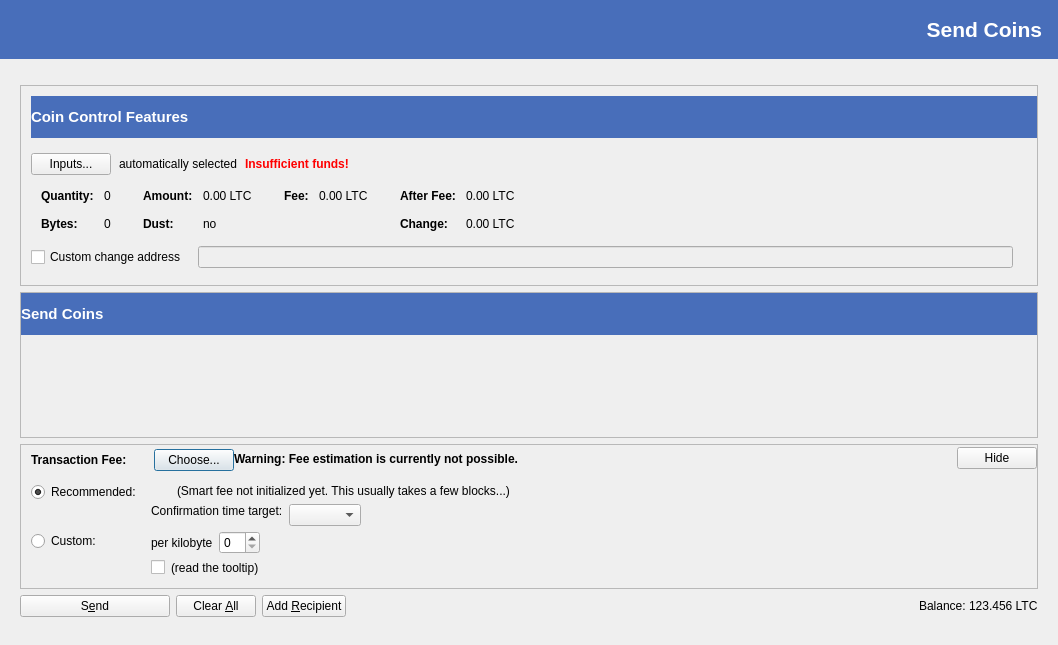
This is src/qt/forms/sendcoinsdialog.ui in deeponion/deeponion as Qt 5 draws it before an edit. The edited form follows.
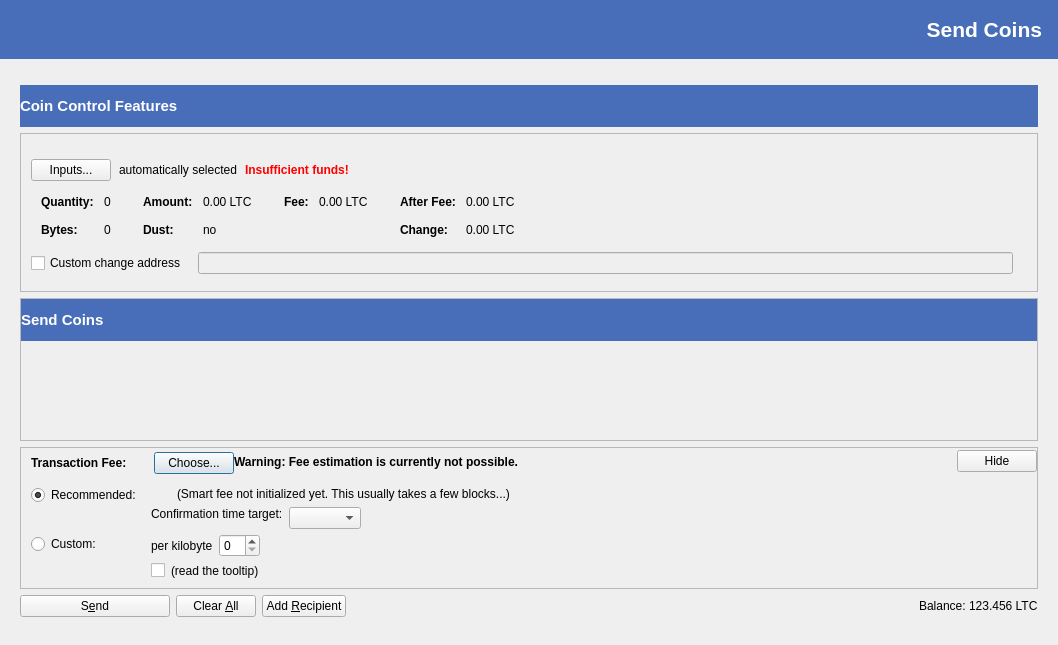
This is the edited form. Icons and pictures are not drawn. Custom widgets are drawn as their Qt base class.

```diff
--- a/src/qt/forms/sendcoinsdialog.ui
+++ b/src/qt/forms/sendcoinsdialog.ui
@@ -91,6 +91,35 @@
      </item>
      <item>
       <layout class="QVBoxLayout" name="verticalLayout_3">
+       <item>
+        <widget class="QLabel" name="labelCoinControlFeatures">
+         <property name="sizePolicy">
+          <sizepolicy hsizetype="Preferred" vsizetype="Maximum">
+           <horstretch>0</horstretch>
+           <verstretch>0</verstretch>
+          </sizepolicy>
+         </property>
+         <property name="minimumSize">
+          <size>
+           <width>0</width>
+           <height>42</height>
+          </size>
+         </property>
+         <property name="font">
+          <font>
+           <pointsize>11</pointsize>
+           <weight>75</weight>
+           <bold>true</bold>
+          </font>
+         </property>
+         <property name="styleSheet">
+          <string notr="true">background-color: #486EBA; color: white;</string>
+         </property>
+         <property name="text">
+          <string>Coin Control Features</string>
+         </property>
+        </widget>
+       </item>
        <item>
         <widget class="QFrame" name="frameCoinControl">
          <property name="sizePolicy">
@@ -146,35 +175,6 @@
               <property name="bottomMargin">
                <number>15</number>
               </property>
-              <item>
-               <widget class="QLabel" name="labelCoinControlFeatures">
-                <property name="sizePolicy">
-                 <sizepolicy hsizetype="Preferred" vsizetype="Maximum">
-                  <horstretch>0</horstretch>
-                  <verstretch>0</verstretch>
-                 </sizepolicy>
-                </property>
-                <property name="minimumSize">
-                 <size>
-                  <width>0</width>
-                  <height>42</height>
-                 </size>
-                </property>
-                <property name="font">
-                 <font>
-                  <pointsize>11</pointsize>
-                  <weight>75</weight>
-                  <bold>true</bold>
-                 </font>
-                </property>
-                <property name="styleSheet">
-                 <string notr="true">background-color: #486EBA; color: white;</string>
-                </property>
-                <property name="text">
-                 <string>Coin Control Features</string>
-                </property>
-               </widget>
-              </item>
              </layout>
             </item>
             <item>
@@ -672,7 +672,7 @@
             <x>0</x>
             <y>0</y>
             <width>1000</width>
-            <height>92</height>
+            <height>89</height>
            </rect>
           </property>
           <layout class="QVBoxLayout" name="verticalLayout_2" stretch="0,0,1">
```
